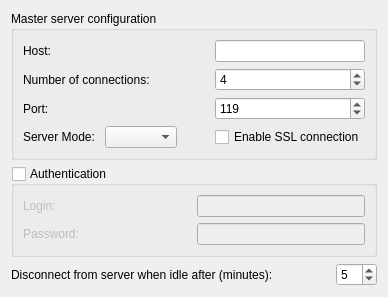
Old version of the form src/preferences/serversettings.ui in the repository KDE/kwooty.
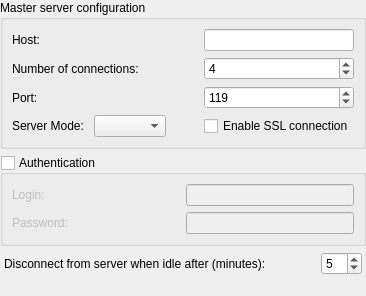
New version of the form.

Diff of the .ui file:
```diff
--- a/src/preferences/serversettings.ui
+++ b/src/preferences/serversettings.ui
@@ -11,6 +11,9 @@
    </rect>
   </property>
   <layout class="QGridLayout" name="gridLayout_3">
+   <property name="margin">
+    <number>0</number>
+   </property>
    <item row="3" column="0">
     <spacer name="verticalSpacer">
      <property name="orientation">
@@ -218,6 +221,12 @@
    </item>
    <item row="2" column="0">
     <layout class="QHBoxLayout" name="horizontalLayout">
+     <property name="leftMargin">
+      <number>4</number>
+     </property>
+     <property name="rightMargin">
+      <number>4</number>
+     </property>
      <item>
       <widget class="QLabel" name="labelDisconnect">
        <property name="sizePolicy">
```
Left out of the diff: 3 changed lines with no effect on the pictures.
